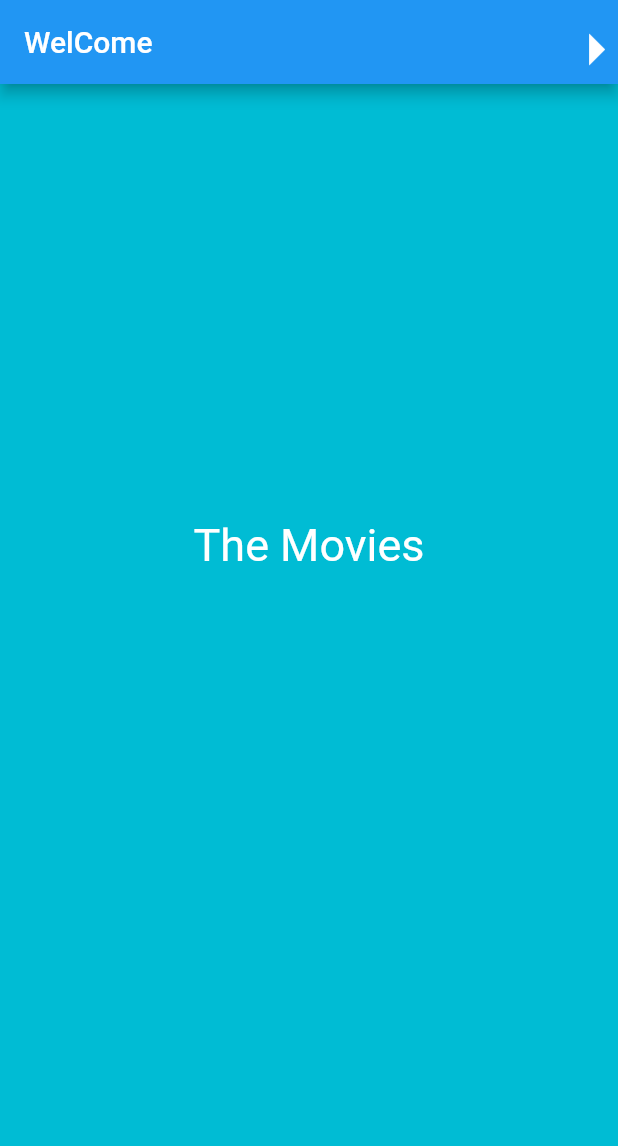
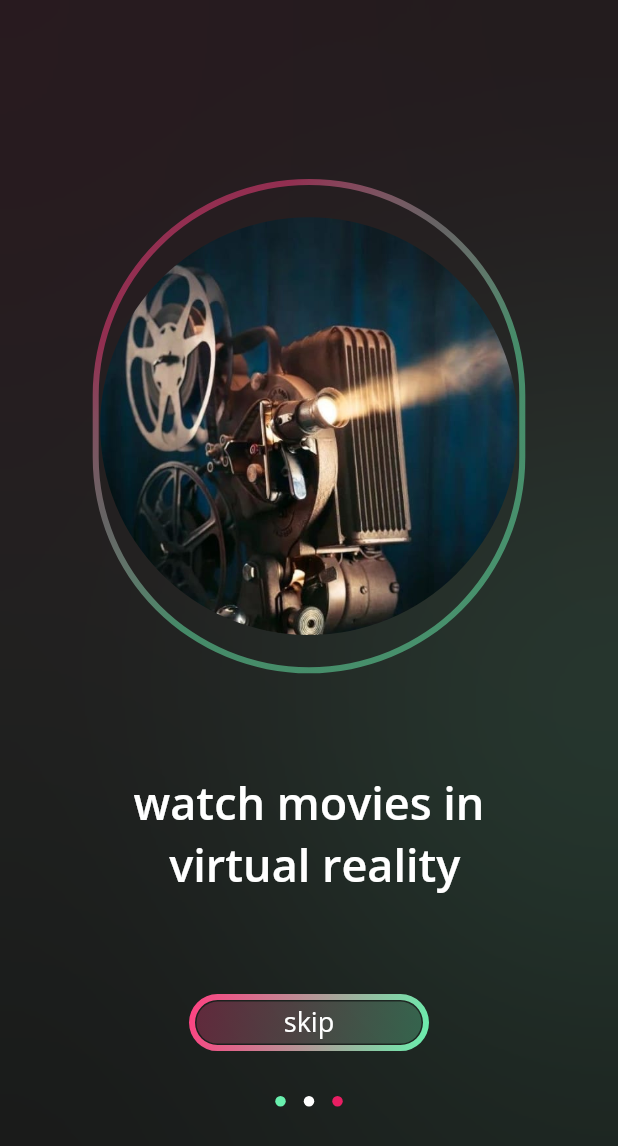
Before and after one commit to omarabdelftah83/Moves, a Flutter app: the screen it shows after launch, on a phone screen of 412 x 824 dp. Shown: the top 1146 px of the screen. Run offline on Flutter 3.47's test engine with Material 2 defaults, Android fonts, the phone set to English and light mode, and no system bars; our stand-ins replace animate_do, cached_network_image, carousel_slider, dartz, dio, equatable and 5 more.

Commit message:
final move

```diff
--- a/lib/core/utiles/app_constance.dart
+++ b/lib/core/utiles/app_constance.dart
@@ -1,7 +1,11 @@
 
 import 'dart:developer';
 
+import 'package:flutter/cupertino.dart';
+import 'package:flutter/widgets.dart';
+
 class AppConstance{
+ static const Color black=CupertinoColors.darkBackgroundGray;
  static const String baseUrl="https://api.themoviedb.org/3";
  static const String apiKay="9455c7fc57df114e23d6837e36211cfe";
  static const String nowPlayingMoviesPath='$baseUrl/movie/now_playing?api_key=$apiKay';
--- a/lib/main.dart
+++ b/lib/main.dart
@@ -1,4 +1,5 @@
 import 'package:flutter/material.dart';
+import 'package:google_fonts/google_fonts.dart';
 import 'package:untitled3/core/utiles/app_string.dart';
 import 'package:untitled3/movies/domain/entities/movie.dart';
 ////import 'package:untitled3/movies/pressentaion/screen/movies_screan.dart';
@@ -23,7 +24,10 @@ class MyApp extends StatelessWidget {
   Widget build(BuildContext context) {
 
     return MaterialApp(
+
       title: AppString.appName,
+      theme: ThemeData(fontFamily: GoogleFonts.openSans().fontFamily),
+  themeMode: ThemeMode.dark,
       home:Home(),
     );
   }
--- /dev/null
+++ b/lib/movies/pressentaion/components/custom_outline.dart
@@ -0,0 +1,83 @@
+import 'package:flutter/material.dart';
+
+class CustomOutline extends StatelessWidget {
+  final _GradientPainter _painter;
+  final Widget _child;
+
+  final double _width;
+  final double _height;
+  final EdgeInsetsGeometry _padding;
+
+  CustomOutline({
+    Key? key,
+    required double strokeWidth,
+    required double radius,
+    required Gradient gradient,
+    required Widget child,
+    required double width,
+    required double height,
+    required EdgeInsetsGeometry padding,
+  })  : _painter = _GradientPainter(
+      strokeWidth: strokeWidth, radius: radius, gradient: gradient),
+        _child = child,
+        _width = width,
+        _height = height,
+        _padding = padding,
+        super(key: key);
+
+  @override
+  Widget build(BuildContext context) {
+    return CustomPaint(
+      painter: _painter,
+      child: Container(
+        width: _width,
+        height: _height,
+        child: _child,
+        padding: _padding,
+      ),
+    );
+  }
+}
+
+class _GradientPainter extends CustomPainter {
+  final Paint _paint = Paint();
+  final double _radius;
+  final double _strokeWidth;
+  final Gradient _gradient;
+
+  _GradientPainter(
+      {required double strokeWidth,
+        required double radius,
+        required Gradient gradient})
+      : _strokeWidth = strokeWidth,
+        _radius = radius,
+        _gradient = gradient;
+
+  @override
+  void paint(Canvas canvas, Size size) {
+    // create outer rectangle equals size
+    Rect outerRect = Offset.zero & size;
+    var outerRRect = RRect.fromRectAndRadius(
+      outerRect,
+      Radius.circular(_radius),
+    );
+
+    // create inner rectangle smaller by strokeWidth
+    Rect innerRect = Rect.fromLTWH(_strokeWidth, _strokeWidth,
+        size.width - _strokeWidth * 2, size.height - _strokeWidth * 2);
+    var innerRRect = RRect.fromRectAndRadius(
+        innerRect, Radius.circular(_radius - _strokeWidth));
+
+    // apply gradient shader
+    _paint.shader = _gradient.createShader(outerRect);
+
+    // create difference between outer and inner paths and draw it
+    Path path1 = Path()..addRRect(outerRRect);
+    Path path2 = Path()..addRRect(innerRRect);
+    var path = Path.combine(PathOperation.difference, path1, path2);
+    canvas.drawPath(path, _paint);
+  }
+
+  @override
+  bool shouldRepaint(CustomPainter oldDelegate) => oldDelegate != this;
+}
--- a/lib/movies/pressentaion/screen/home.dart
+++ b/lib/movies/pressentaion/screen/home.dart
@@ -1,35 +1,74 @@
+import 'dart:ui';
+
 import 'package:flutter/material.dart';
+import 'package:untitled3/core/utiles/app_constance.dart';
+import 'package:untitled3/movies/pressentaion/components/custom_outline.dart';
 import 'package:untitled3/movies/pressentaion/screen/movies_screen.dart';
+import 'package:untitled3/movies/pressentaion/widgit/Custom_Row_three_point.dart';
+import 'package:untitled3/movies/pressentaion/widgit/custom_outLine_circle.dart';
+import 'package:untitled3/movies/pressentaion/widgit/custom_outline_elevetedbutton.dart';
+import 'package:untitled3/movies/pressentaion/widgit/custom_position%20_color_pink.dart';
+import 'package:untitled3/movies/pressentaion/widgit/custom_position_color_green.dart';
 
 class Home extends StatelessWidget {
   const Home({Key? key}) : super(key: key);
 
   @override
   Widget build(BuildContext context) {
+    final screenHight = MediaQuery.of(context).size.height;
+    final screenWidth = MediaQuery.of(context).size.width;
     return Scaffold(
-      appBar: AppBar(
-        title: Text('WelCome'),
-        actions: [
-
-        IconButton(onPressed: (){
-          Navigator.push(
-              context,
-              MaterialPageRoute(
-              builder: (BuildContext context) => MainMoviesScreen()));
-        }, icon: Icon(Icons.arrow_right,size: 50,))
-      ],),
-      backgroundColor: Colors.cyan,
-      body: Center(
+      backgroundColor: AppConstance.black,
+      body: SingleChildScrollView(
+        child: Container(
+          height: screenHight,
+          width: screenWidth,
+          child: Stack(
+            children: [
+              //position1//
+              CustomPositionToColorpink(),
+              //position2//
+              CustomPositionColorGreen(),
+              //circle//
+              Center(
                 child: Column(
-          children: <Widget>[
+                  mainAxisAlignment: MainAxisAlignment.center,
+                  crossAxisAlignment: CrossAxisAlignment.center,
+                  children: [
                     SizedBox(
-              height: 290,
+                      height: screenHight * 0.1,
+                    ),
+                    //circle//
+                    CustomOutLineCircle(),
+                    SizedBox(
+                      height: screenHight * 0.08,
                     ),
                     Text(
-              'The Movies',
-              style: TextStyle(fontSize: 30, color: Colors.white),
+                      'watch movies in \n virtual reality',
+                      textAlign: TextAlign.center,
+                      style: TextStyle(
+                          fontSize: screenHight <= 660 ? 18 : 30,
+                          fontWeight: FontWeight.w600,
+                          color: Colors.white),
                     ),
+                    SizedBox(
+                      height: screenHight * 0.08,
+                    ),
+                    //Eleveted Button//
+                    CustomOutLineElevetedButton(),
+                    SizedBox(
+                      height: 30,
+                    ),
+                    //three point//
+                    CustomThreePoint(),
+                    SizedBox(
+                      height: screenHight * 0.06,
+                    )
                   ],
+                ),
+              )
+            ],
+          ),
         ),
       ),
     );
--- a/lib/movies/pressentaion/screen/movie_datails_screen.dart
+++ b/lib/movies/pressentaion/screen/movie_datails_screen.dart
@@ -1,3 +1,5 @@
+import 'dart:ui';
+
 import 'package:animate_do/animate_do.dart';
 import 'package:cached_network_image/cached_network_image.dart';
 import 'package:flutter/material.dart';
@@ -11,6 +13,7 @@ import 'package:untitled3/movies/domain/entities/movie_datails.dart';
 import 'package:untitled3/movies/pressentaion/controller/movie_datailes_event.dart';
 import 'package:untitled3/movies/pressentaion/controller/movie_datailes_state.dart';
 import 'package:untitled3/movies/pressentaion/controller/movie_datails_block.dart';
+import 'package:untitled3/movies/pressentaion/widgit/custom_position_color_green.dart';
 
 class MovieDatailsScreen extends StatelessWidget {
   MovieDatailsScreen({Key? key, required this.id}) : super(key: key);
@@ -18,13 +21,19 @@ class MovieDatailsScreen extends StatelessWidget {
 
   @override
   Widget build(BuildContext context) {
+    final screenHight = MediaQuery.of(context).size.height;
+    final screenWidth = MediaQuery.of(context).size.width;
     return BlocProvider(
         create: (BuildContext context) =>
             serLoc<MovieDataliesBloc>()..add(GetmovieDatailesEvent(id)),
         child: BlocBuilder<MovieDataliesBloc, MovieDatalsStste>(
             builder: (BuildContext, st) {
           return Scaffold(
-            body: CustomScrollView(
+          backgroundColor: Colors.black,
+            body: Stack(
+             children: [
+               CustomPositionColorGreen(),
+               CustomScrollView(
                  key: const Key('movieDetailScrollView'),
                  slivers: [
                    SliverAppBar(
@@ -93,6 +102,7 @@ class MovieDatailsScreen extends StatelessWidget {
                                    fontSize: 23,
                                    fontWeight: FontWeight.w700,
                                    letterSpacing: 1.2,
+                                   color: Colors.white
                                  )),
                              const SizedBox(height: 8.0),
                              Row(
@@ -112,6 +122,7 @@ class MovieDatailsScreen extends StatelessWidget {
                                      style: const TextStyle(
                                        fontSize: 16.0,
                                        fontWeight: FontWeight.w500,
+                                         color: Colors.white
                                      ),
                                    ),
                                  ),
@@ -131,6 +142,7 @@ class MovieDatailsScreen extends StatelessWidget {
                                          fontSize: 16.0,
                                          fontWeight: FontWeight.w500,
                                          letterSpacing: 1.2,
+                                           color: Colors.white
                                        ),
                                      ),
                                      const SizedBox(width: 4.0),
@@ -140,6 +152,7 @@ class MovieDatailsScreen extends StatelessWidget {
                                          fontSize: 1.0,
                                          fontWeight: FontWeight.w500,
                                          letterSpacing: 1.2,
+                                           color: Colors.white
                                        ),
                                      ),
                                    ],
@@ -152,6 +165,7 @@ class MovieDatailsScreen extends StatelessWidget {
                                      fontSize: 16.0,
                                      fontWeight: FontWeight.w500,
                                      letterSpacing: 1.2,
+
                                    ),
                                  ),
                                ],
@@ -163,6 +177,7 @@ class MovieDatailsScreen extends StatelessWidget {
                                  fontSize: 14.0,
                                  fontWeight: FontWeight.w400,
                                  letterSpacing: 1.2,
+                                   color: Colors.white
                                ),
                              ),
                              const SizedBox(height: 8.0),
@@ -173,6 +188,7 @@ class MovieDatailsScreen extends StatelessWidget {
                                  fontSize: 12.0,
                                  fontWeight: FontWeight.w500,
                                  letterSpacing: 1.2,
+
                                ),
                              ),
                            ],
@@ -192,6 +208,7 @@ class MovieDatailsScreen extends StatelessWidget {
                              fontSize: 16.0,
                              fontWeight: FontWeight.w500,
                              letterSpacing: 1.2,
+                               color: Colors.white
                            ),
                          ),
                        ),
@@ -202,6 +219,8 @@ class MovieDatailsScreen extends StatelessWidget {
                    //   padding: const EdgeInsets.fromLTRB(16.0, 0.0, 16.0, 24.0),
                    //   sliver: _showRecommendations(),
                    // ),
+                 ],
+               ),
              ],
             ),
           );
--- a/lib/movies/pressentaion/screen/movies_screen.dart
+++ b/lib/movies/pressentaion/screen/movies_screen.dart
@@ -1,3 +1,5 @@
+import 'dart:ui';
+
 import 'package:animate_do/animate_do.dart';
 import 'package:cached_network_image/cached_network_image.dart';
 import 'package:carousel_slider/carousel_slider.dart';
@@ -5,6 +7,7 @@ import 'package:flutter/material.dart';
 import 'package:flutter_bloc/flutter_bloc.dart';
 import 'package:google_fonts/google_fonts.dart';
 import 'package:untitled3/core/servies/servies_locator.dart';
+import 'package:untitled3/core/utiles/app_constance.dart';
 
 //import 'package:movies_apps/core/network/api_constance.dart';
 // import 'package:movies_apps/movies/presentation/screens/dummy.dart';
@@ -16,23 +19,45 @@ import 'package:untitled3/movies/pressentaion/components/popular_component.dart'
 import 'package:untitled3/movies/pressentaion/components/red_top_component.dart';
 import 'package:untitled3/movies/pressentaion/controller/movies_block.dart';
 import 'package:untitled3/movies/pressentaion/controller/movies_event.dart';
+import 'package:untitled3/movies/pressentaion/widgit/Custom_searcha_ppbar_content.dart';
+import 'package:untitled3/movies/pressentaion/widgit/custom_position%20_color_pink.dart';
+import 'package:untitled3/movies/pressentaion/widgit/custom_position_color_green.dart';
 
 class MainMoviesScreen extends StatelessWidget {
   const MainMoviesScreen({Key? key}) : super(key: key);
 
   @override
   Widget build(BuildContext context) {
+    final screenHight = MediaQuery.of(context).size.height;
+    final screenWidth = MediaQuery.of(context).size.width;
     return BlocProvider(
       create: (BuildContext context) => serLoc<MoviesBlock>()
         ..add(GetNowplayingMoviesEvent())
         ..add(GetPopluerMoviesEvent())
         ..add(GetTopRatedMoviesEvent()),
       child: Scaffold(
-        body: SingleChildScrollView(
+        backgroundColor: AppConstance.black,
+
+        body: Stack(
+          children: <Widget>[
+            Container(
+              height: screenHight,
+              width: screenWidth,
+              child: Stack(children: [
+                CustomPositionToColorpink(),
+                //position2//
+             CustomPositionColorGreen(),
+
+               SingleChildScrollView(
                   key: const Key('movieScrollView'),
+                  child: Padding(
+                    padding: const EdgeInsets.all(8.0),
                     child: Column(
                       crossAxisAlignment: CrossAxisAlignment.start,
                       children: [
+                       SizedBox(height: 30,),
+                       CustomSearchAppbarContent(),
+                       SizedBox(height: 5,),
                         NowPlayingComponent(),
                         Container(
                           margin: const EdgeInsets.fromLTRB(16.0, 24.0, 16.0, 8.0),
@@ -45,6 +70,7 @@ class MainMoviesScreen extends StatelessWidget {
                                   fontSize: 19,
                                   fontWeight: FontWeight.w500,
                                   letterSpacing: 0.15,
+                                  color: Colors.white
                                 ),
                               ),
                               InkWell(
@@ -55,7 +81,7 @@ class MainMoviesScreen extends StatelessWidget {
                                   padding: const EdgeInsets.all(8.0),
                                   child: Row(
                                     children: const [
-                            Text('See_ _More'),
+                                      Text(''),
                                       Icon(
                                         Icons.arrow_forward_ios,
                                         size: 16.0,
@@ -84,6 +110,7 @@ class MainMoviesScreen extends StatelessWidget {
                                   fontSize: 19,
                                   fontWeight: FontWeight.w500,
                                   letterSpacing: 0.15,
+                                    color: Colors.white
                                 ),
                               ),
                               InkWell(
@@ -94,7 +121,7 @@ class MainMoviesScreen extends StatelessWidget {
                                   padding: const EdgeInsets.all(8.0),
                                   child: Row(
                                     children: const [
-                            Text('See More'),
+                                      Text(''),
                                       Icon(
                                         Icons.arrow_forward_ios,
                                         size: 16.0,
@@ -112,6 +139,14 @@ class MainMoviesScreen extends StatelessWidget {
                     ),
                   ),
                 ),
+              ],),
+
+            )
+
+          ],
+
+        ),
+      ),
     );
   }
 }
--- /dev/null
+++ b/lib/movies/pressentaion/widgit/Custom_Row_three_point.dart
@@ -0,0 +1,26 @@
+
+import 'package:flutter/material.dart';
+
+class CustomThreePoint extends StatelessWidget {
+  const CustomThreePoint({Key? key}) : super(key: key);
+
+  @override
+  Widget build(BuildContext context) {
+    return  Row(
+      mainAxisAlignment: MainAxisAlignment.center,
+      children: List.generate(
+          3,
+              (index) => Container(
+              width: 7,
+              height: 7,
+              margin: EdgeInsets.symmetric(horizontal: 6),
+              decoration: BoxDecoration(
+                  shape: BoxShape.circle,
+                  color: index == 0
+                      ? Colors.greenAccent
+                      : index == 1
+                      ? Colors.white
+                      : Colors.pink))),
+    );
+  }
+}
--- /dev/null
+++ b/lib/movies/pressentaion/widgit/Custom_searcha_ppbar_content.dart
@@ -0,0 +1,42 @@
+import 'package:flutter/material.dart';
+import 'package:sizer/sizer.dart';
+//import 'package:movies_app_flutter/utils/constants.dart';
+
+class CustomSearchAppbarContent extends StatelessWidget {
+  @override
+  Widget build(BuildContext context) {
+    return Padding(
+      padding: const EdgeInsets.all(8.0),
+      child: Container(
+        height: 40,
+        decoration: BoxDecoration(
+          borderRadius: BorderRadius.circular(10),
+          color: Colors.grey.withOpacity(0.1),
+        ),
+        child: Row(
+          children: [
+            SizedBox(
+              width: 10,
+            ),
+            Expanded(
+                child: TextField(
+              style: TextStyle(color: Colors.white.withOpacity(0.3)),
+              decoration: InputDecoration(
+                  hintText: 'search',
+                  hintStyle: TextStyle(color: Colors.white.withOpacity(0.5))),
+            )),
+            SizedBox(
+              width: 200,
+            ),
+            IconButton(
+                onPressed: () {},
+                icon: Icon(
+                  Icons.search,
+                  color: Colors.white.withOpacity(0.5),
+                ))
+          ],
+        ),
+      ),
+    );
+  }
+}
--- /dev/null
+++ b/lib/movies/pressentaion/widgit/custom_outLine_circle.dart
@@ -0,0 +1,44 @@
+
+import 'package:flutter/material.dart';
+import 'package:untitled3/movies/pressentaion/components/custom_outline.dart';
+
+class CustomOutLineCircle extends StatelessWidget {
+  const CustomOutLineCircle({Key? key}) : super(key: key);
+
+  @override
+  Widget build(BuildContext context) {
+    final screenHight = MediaQuery.of(context).size.height;
+    final screenWidth = MediaQuery.of(context).size.width;
+    return Container(child:
+    CustomOutline(
+      strokeWidth: 4,
+      radius: screenWidth * 0.8,
+      gradient: LinearGradient(
+        begin: Alignment.topLeft,
+        end: Alignment.bottomRight,
+        colors: [
+          Colors.pinkAccent.withOpacity(0.5),
+          Colors.white.withOpacity(0.3),
+          Colors.greenAccent.withOpacity(0.5),
+          Colors.greenAccent.withOpacity(0.5),
+        ],
+        stops: [0.2, 0.4, 0.6, 1],
+      ),
+      width: screenWidth * 0.7,
+      height: screenHight * 0.4,
+      padding: EdgeInsets.all(5),
+      child: Container(
+        decoration: BoxDecoration(
+          shape: BoxShape.circle,
+          image: DecorationImage(
+            image: AssetImage(
+                'assets/Untitled.jpg'),
+            fit: BoxFit.cover,
+          ),
+        ),
+        // width:screenWidth * 1,
+        // height: .4,
+      ),
+    ),);
+  }
+}
--- /dev/null
+++ b/lib/movies/pressentaion/widgit/custom_outline_elevetedbutton.dart
@@ -0,0 +1,54 @@
+
+import 'package:flutter/material.dart';
+import 'package:untitled3/movies/pressentaion/components/custom_outline.dart';
+import 'package:untitled3/movies/pressentaion/screen/movies_screen.dart';
+
+class CustomOutLineElevetedButton extends StatelessWidget {
+  const CustomOutLineElevetedButton({Key? key}) : super(key: key);
+
+  @override
+  Widget build(BuildContext context) {
+    return Container(child: CustomOutline(
+      strokeWidth: 4,
+      radius: 20,
+      gradient: LinearGradient(
+        begin: Alignment.topLeft,
+        end: Alignment.bottomRight,
+        colors: [
+          Colors.pinkAccent,
+          Colors.greenAccent,
+        ],
+      ),
+      width: 160,
+      height: 38,
+      padding: EdgeInsets.all(5),
+      child: Container(
+        decoration: BoxDecoration(
+          borderRadius: BorderRadius.circular(20),
+          gradient: LinearGradient(
+              begin: Alignment.topLeft,
+              end: Alignment.bottomRight,
+              colors: [
+                Colors.pinkAccent.withOpacity(0.3),
+                Colors.greenAccent.withOpacity(0.3),
+              ]),
+        ),
+        //Navigator//
+        child: InkWell(
+          onTap: () => Navigator.push(
+              context,
+              MaterialPageRoute(
+                  builder: (BuildContext context) =>
+                      MainMoviesScreen())),
+          child: Center(
+              child: Text(
+                'skip',
+                style: TextStyle(fontSize: 18, color: Colors.white),
+              )),
+        ),
+        width: 160,
+        height: 38,
+      ),
+    ),);
+  }
+}
--- /dev/null
+++ b/lib/movies/pressentaion/widgit/custom_position _color_pink.dart
@@ -0,0 +1,30 @@
+
+import 'dart:ui';
+
+import 'package:flutter/material.dart';
+
+class CustomPositionToColorpink extends StatelessWidget {
+  const CustomPositionToColorpink({Key? key}) : super(key: key);
+
+  @override
+  Widget build(BuildContext context) {
+    final screenHight = MediaQuery.of(context).size.height;
+    final screenWidth = MediaQuery.of(context).size.width;
+    return   Positioned(
+        top: screenHight * 0.1,
+        left: -88,
+        child: Container(
+          // height: 166,
+          // width: 166,
+          decoration: BoxDecoration(
+              shape: BoxShape.circle, color: Colors.pinkAccent),
+          child: BackdropFilter(
+            filter: ImageFilter.blur(sigmaX: 200, sigmaY: 200),
+            child: Container(
+              height: 166,
+              width: 166,
+            ),
+          ),
+    ));
+  }
+}
--- /dev/null
+++ b/lib/movies/pressentaion/widgit/custom_position_color_green.dart
@@ -0,0 +1,30 @@
+
+import 'dart:ui';
+
+import 'package:flutter/material.dart';
+
+class CustomPositionColorGreen extends StatelessWidget {
+  const CustomPositionColorGreen({Key? key}) : super(key: key);
+
+  @override
+  Widget build(BuildContext context) {
+    final screenHight = MediaQuery.of(context).size.height;
+    final screenWidth = MediaQuery.of(context).size.width;
+    return  Positioned(
+        bottom: screenHight * 0.30,
+        right: -88,
+        child: Container(
+          //  height: 200,
+          // width: 200,
+          decoration: BoxDecoration(
+              shape: BoxShape.circle, color: Colors.greenAccent),
+          child: BackdropFilter(
+            filter: ImageFilter.blur(sigmaX: 200, sigmaY: 200),
+            child: Container(
+              height: 200,
+              width: 200,
+            ),
+          ),
+        ));
+  }
+}
```
Also changed, not shown: pubspec.yaml (+4 -3 lines), assets/3d-film-reel-clapper-board-260nw-1658493463.webp (added), assets/Screenshot_1688471804.png (added), assets/Untitled.jpg (added), assets/citizen_kane-screening.webp (added), pubspec.lock. Lines whose indentation alone changed are shown as unchanged.
